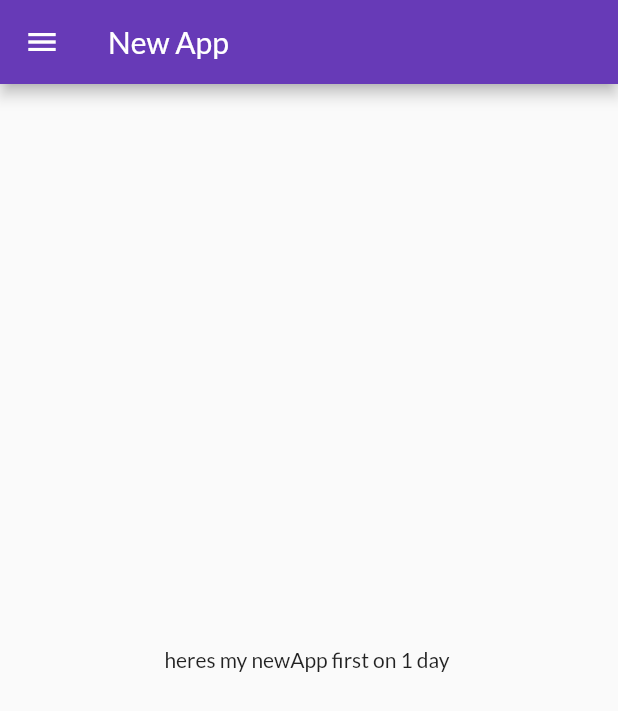
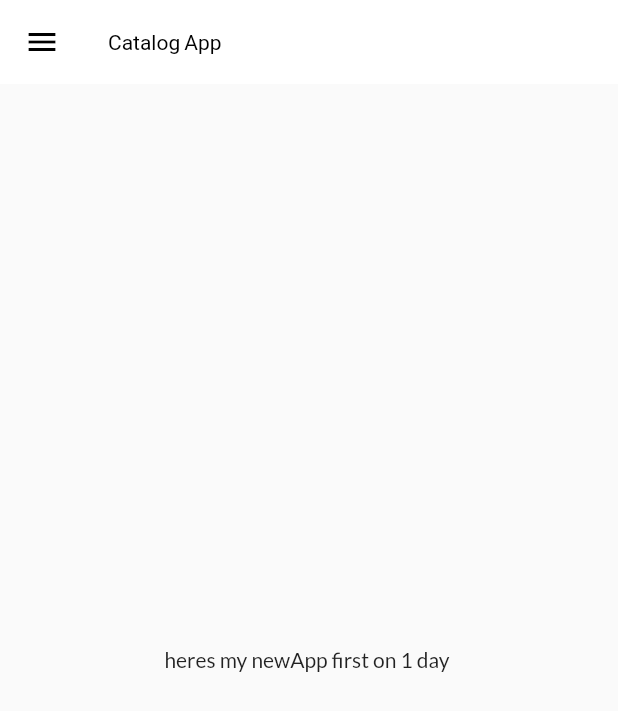
Before and after one commit to Anikat-ThaKur/FLUTTER_CATALOG_APP, a Flutter app: the screen it shows after launch, on a phone screen of 412 x 824 dp. Shown: the top 711 px of the screen. Run offline on Flutter 3.47's test engine with Material 2 defaults, Android fonts, the phone set to English and light mode, and no system bars; our stand-ins replace google_fonts.

Commit message:
Day6 ended

```diff
--- a/lib/main.dart
+++ b/lib/main.dart
@@ -1,8 +1,9 @@
 import 'package:flutter/material.dart';
+import 'package:flutter_projects/widgets/themes.dart';
 import 'pages/homepage.dart';
-import 'package:google_fonts/google_fonts.dart';
 import 'pages/login_page.dart';
 import 'package:flutter_projects/utils/routes.dart';
+
 
 void main(){
   runApp(MyApp());
@@ -14,11 +15,8 @@ class MyApp extends StatelessWidget {
   Widget build(BuildContext context) {
     return MaterialApp(
       themeMode: ThemeMode.light,
-      theme: ThemeData(
-        primarySwatch: Colors.deepPurple,
-        brightness: Brightness.light,
-       fontFamily: GoogleFonts.lato().fontFamily,
-        ),
+      theme: MyTheme.lightTheme(),
+      darkTheme: MyTheme.darkTheme(),
         debugShowCheckedModeBanner: false,
       initialRoute: MyRoutes.homeRoute,
       routes: {
--- a/lib/pages/homepage.dart
+++ b/lib/pages/homepage.dart
@@ -10,7 +10,10 @@ class HomePage extends StatelessWidget {
 
      return Scaffold(
       appBar: AppBar(
-        title: Text("New App")
+        title: Text(
+          "Catalog App"
+          )
+
       ),
         body: Center(
         child: Container(
--- /dev/null
+++ b/lib/widgets/themes.dart
@@ -0,0 +1,27 @@
+import 'package:flutter/material.dart';
+import 'package:google_fonts/google_fonts.dart';
+
+class MyTheme{
+  static ThemeData lightTheme() => ThemeData(
+        primarySwatch: Colors.deepPurple,
+        brightness: Brightness.light,
+       fontFamily: GoogleFonts.lato().fontFamily,
+       appBarTheme: AppBarTheme(
+        color: Colors.white,
+        //for removing the shadow
+        elevation: 0.0,
+        iconTheme: IconThemeData(color: Colors.black),
+        titleTextStyle: TextStyle(
+          color: Colors.black
+
+          ),
+
+
+       )
+        );
+         static ThemeData darkTheme() => ThemeData(
+
+        brightness: Brightness.dark,
+
+        );
+}
```
